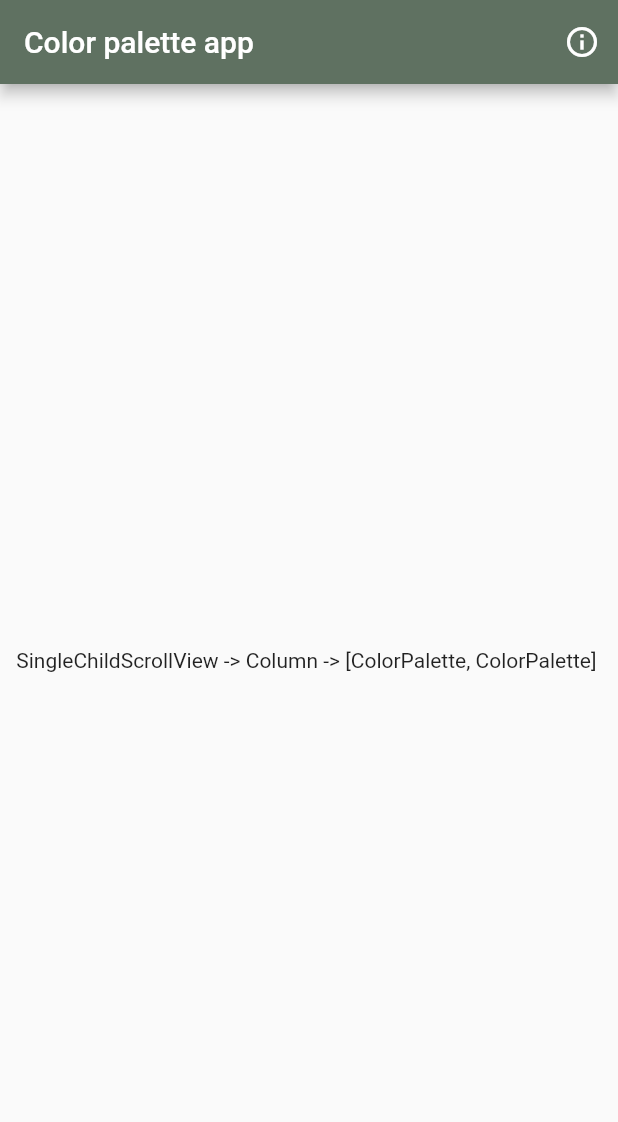
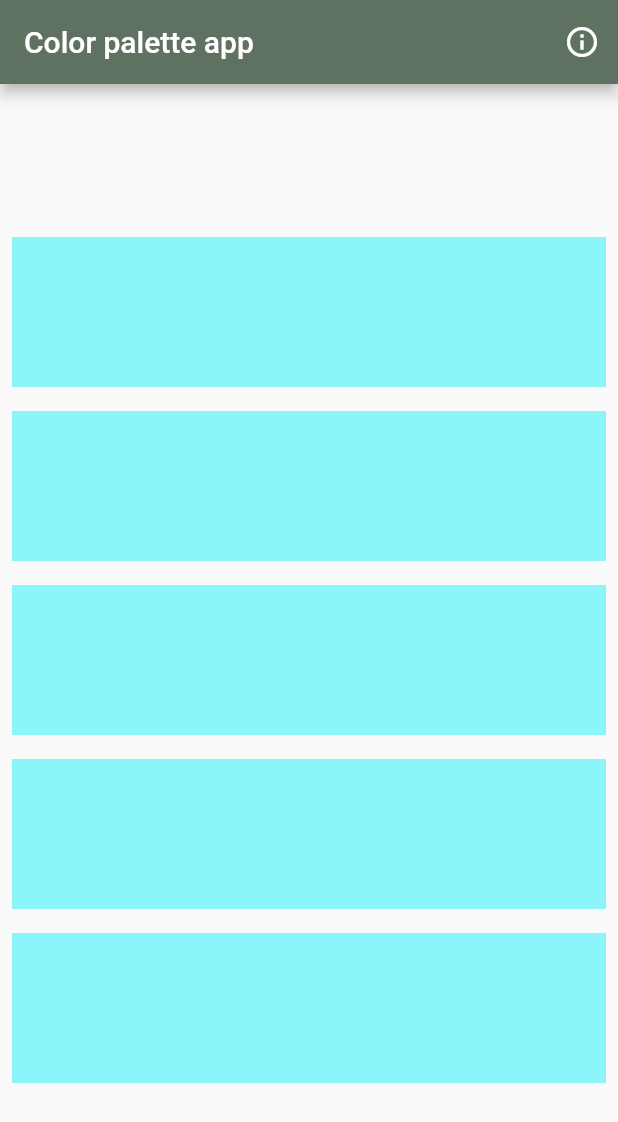
Before and after one commit to fecheverry/Color-Palette, a Flutter app: the screen it shows after launch, on a phone screen of 412 x 824 dp. Shown: the top 1122 px of the screen. Run offline on Flutter 3.47's test engine with Material 2 defaults, Android fonts, the phone set to English and light mode, and no system bars; our stand-ins replace get, loggy.

```diff
--- a/lib/ui/pages/color_selection_page.dart
+++ b/lib/ui/pages/color_selection_page.dart
@@ -21,14 +21,26 @@ class ColorSelectionPage extends StatelessWidget {
         appBar: AppBar(
           title: const Text('Color palette app'),
           actions: [
-            IconButton(onPressed: showDialog, icon: Icon(Icons.info_outline))
+            IconButton(
+                onPressed: showDialog, icon: const Icon(Icons.info_outline))
           ],
         ),
         // https://colorhunt.co/
-        body: (const Center(
-          child: Text(
-              "SingleChildScrollView -> Column -> [ColorPalette, ColorPalette] "),
-        )));
+        body: (Center(
+            child: SingleChildScrollView(
+          child: Column(
+            children: [
+              ColorPalette(
+                baseColor: "8BF5FA",
+                callback: showColor,
+              ),
+              ColorPalette(baseColor: "8BF5FA", callback: showColor),
+              ColorPalette(baseColor: "8BF5FA", callback: showColor),
+              ColorPalette(baseColor: "8BF5FA", callback: showColor),
+              ColorPalette(baseColor: "8BF5FA", callback: showColor)
+            ],
+          ),
+        ))));
   }
 
   // está es la función que será llamada con cada click a un ColorPalette
--- a/lib/ui/widgets/color_palette.dart
+++ b/lib/ui/widgets/color_palette.dart
@@ -1,28 +1,45 @@
 import 'package:flutter/material.dart';
+import 'package:get/get_rx/src/rx_typedefs/rx_typedefs.dart';
 import '../../utils/color_utils.dart';
 
 class ColorPalette extends StatelessWidget {
-  const ColorPalette({
-    Key? key,
-    // así se reciben en el constructor, por ejemplo
-    //required this.baseColor,
-  }) : super(key: key);
+  const ColorPalette(
+      {Key? key
+      // así se reciben en el constructor, por ejemplo
+      ,
+      required this.baseColor,
+      required this.callback})
+      : super(key: key);
 
   // atributos de la clase, por ejemplo
-  //final String baseColor;
+  final String baseColor;
 
   // también se puede tener como un atributo un callback, necesiario ya que es un
   // widget sin estado, por ejemplo
-  //final Function(String) callback;
+  final Function(String) callback;
 
   @override
   Widget build(BuildContext context) {
     // padding para crear espacio alrededor del widget
     return Padding(
-      padding: const EdgeInsets.all(8.0),
-      // vamos a mostrar los elementos en un row
-      child: Text(
-          'Row -> [Expanded(flex: 4,GestureDetector(Container(height: 100, color: ColorUtils.FromHex(baseColor))) )]'),
-    );
+        padding: const EdgeInsets.all(8.0),
+        // vamos a mostrar los elementos en un row
+        child: Row(
+          children: [
+            Expanded(
+                flex: 4,
+                child: GestureDetector(
+                  onTap: () => callback(baseColor),
+                  child: Container(
+                    height: 100,
+
+                    color: ColorUtils.FromHex(baseColor),
+                  ),
+                ))
+          ],
+        )
+        //  Text(
+        //     'Row -> [Expanded(flex: 4,GestureDetector(Container(height: 100, color: ColorUtils.FromHex(baseColor))) )]'),
+        );
   }
 }
```
Also changed, not shown: pubspec.lock.
